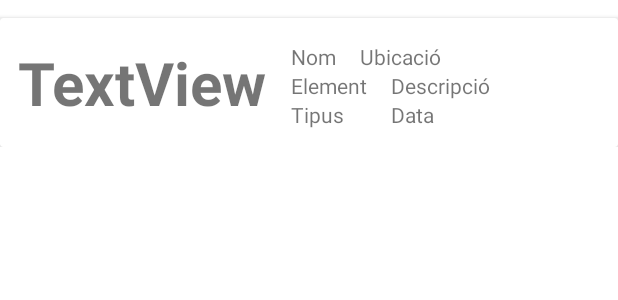
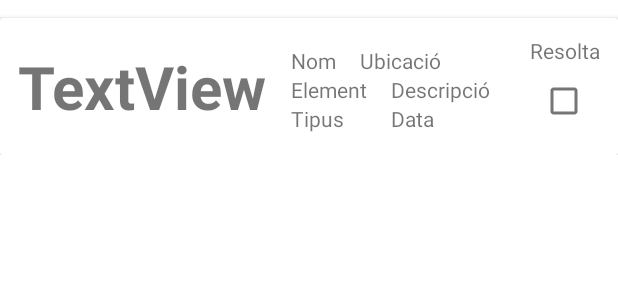
Before and after one commit to MiquelAngelMontero/Tasca1.2.2, an Android app: the layout fila_llista.xml on its own in the app's theme, with its tools: preview values and no code run, on a phone screen of 412 x 824 dp. Shown: the top 300 px of the screen. Run offline under Robolectric (Android 15) with nearby library versions, the phone set to English and light mode, and no system bars.

Commit message:
resolta no funciona

```diff
--- a/app/src/main/java/com/example/tasca122/Afegir.java
+++ b/app/src/main/java/com/example/tasca122/Afegir.java
@@ -37,7 +37,7 @@ public class Afegir extends AppCompatActivity {
                         tipus_input.getSelectedItem().toString().trim(),
                         ubicacio_input.getText().toString().trim(),
                         descripcio_input.getText().toString().trim(),
-                        data_input.getText().toString().trim()
+                        data_input.getText().toString().trim(), "false"
                         );
             }
         });
--- a/app/src/main/java/com/example/tasca122/MainActivity.java
+++ b/app/src/main/java/com/example/tasca122/MainActivity.java
@@ -22,7 +22,7 @@ public class MainActivity extends AppCompatActivity {
 
     BBDD bd; //Inicialitzem la classe BBDD
     ArrayList<String> id_incidencia, nom_incidencia, element_incidencia, tipus_incidencia, //Declarem les arrays que contindran els continguts de la nostra taula
-    ubicacio_incidencia, descripcio_incidencia, data_incidencia;
+    ubicacio_incidencia, descripcio_incidencia, data_incidencia, resolta_incidencia;
     Llista llistat;
 
     @Override
@@ -50,10 +50,11 @@ public class MainActivity extends AppCompatActivity {
         ubicacio_incidencia = new ArrayList<>();
         descripcio_incidencia = new ArrayList<>();
         data_incidencia = new ArrayList<>();
+        resolta_incidencia = new ArrayList<>();
 
         guardarEnArray();
 
-        llistat = new Llista(MainActivity.this, id_incidencia, nom_incidencia, element_incidencia, tipus_incidencia, ubicacio_incidencia, descripcio_incidencia, data_incidencia);
+        llistat = new Llista(MainActivity.this, id_incidencia, nom_incidencia, element_incidencia, tipus_incidencia, ubicacio_incidencia, descripcio_incidencia, data_incidencia, resolta_incidencia);
         llista.setAdapter(llistat);
         llista.setLayoutManager(new LinearLayoutManager(MainActivity.this));
     }
@@ -72,6 +73,7 @@ public class MainActivity extends AppCompatActivity {
                 ubicacio_incidencia.add(cursor.getString(4));
                 descripcio_incidencia.add(cursor.getString(5));
                 data_incidencia.add(cursor.getString(6));
+                data_incidencia.add(cursor.getString(7));
             }
         }
     }
--- a/app/src/main/res/layout/fila_llista.xml
+++ b/app/src/main/res/layout/fila_llista.xml
@@ -4,7 +4,7 @@
     xmlns:tools="http://schemas.android.com/tools"
     android:layout_width="match_parent"
     android:layout_height="wrap_content"
-    android:id="@+id/mainLayout">
+    android:id="@+id/resolta">
 
     <androidx.cardview.widget.CardView
         android:layout_width="match_parent"
@@ -78,6 +78,22 @@
                 android:text="Element"
                 app:layout_constraintStart_toStartOf="@+id/texte_nom_incidencia"
                 app:layout_constraintTop_toBottomOf="@+id/texte_nom_incidencia" />
+
+            <TextView
+                android:id="@+id/textView"
+                android:layout_width="wrap_content"
+                android:layout_height="wrap_content"
+                android:text="Resolta"
+                app:layout_constraintEnd_toEndOf="parent"
+                app:layout_constraintTop_toTopOf="parent" />
+
+            <CheckBox
+                android:id="@+id/checkBox"
+                android:layout_width="wrap_content"
+                android:layout_height="wrap_content"
+                app:layout_constraintBottom_toBottomOf="parent"
+                app:layout_constraintEnd_toEndOf="parent"
+                app:layout_constraintTop_toBottomOf="@+id/textView" />
         </androidx.constraintlayout.widget.ConstraintLayout>
     </androidx.cardview.widget.CardView>
 </androidx.constraintlayout.widget.ConstraintLayout>
```
Also changed, not shown: app/src/main/java/com/example/tasca122/BBDD.java (+5 -2 lines), app/src/main/java/com/example/tasca122/Llista.java (+12 -2 lines).
